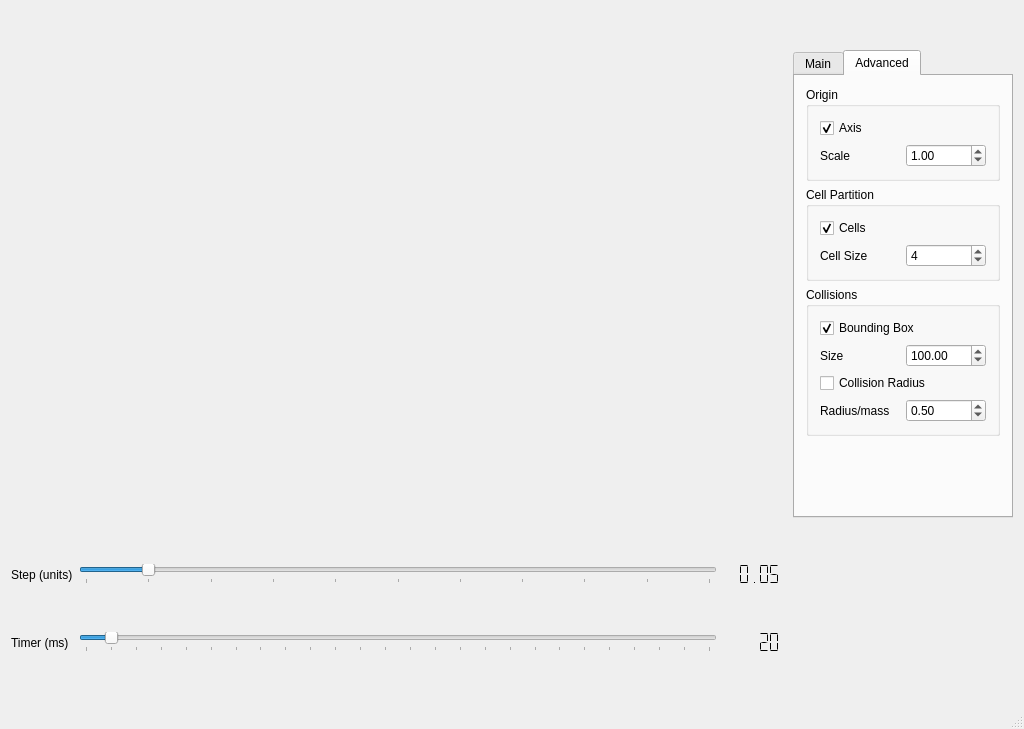
carlospzlz/crowdsimulator, file CrowdSimulator/ui/MainWindow.ui: the form before one commit.
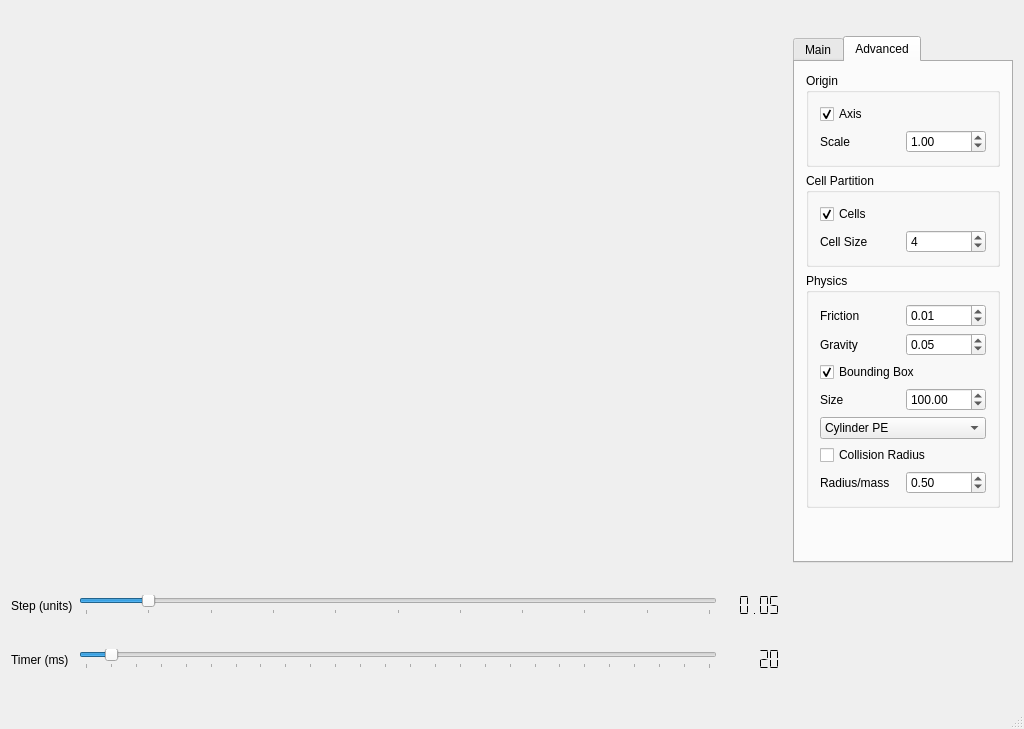
The form after the commit. The open tabs and pages were chosen to show the change.

Commit message: got the sphere collisions and the zoombies!

What changed in the file:
```diff
--- a/CrowdSimulator/ui/MainWindow.ui
+++ b/CrowdSimulator/ui/MainWindow.ui
@@ -294,10 +294,31 @@
         <item row="2" column="0">
          <widget class="QGroupBox" name="collisionsGroupBox">
           <property name="title">
-           <string>Collisions</string>
+           <string>Physics</string>
           </property>
           <layout class="QGridLayout" name="gridLayout_7">
-           <item row="6" column="0">
+           <item row="0" column="0">
+            <widget class="QLabel" name="label_8">
+             <property name="text">
+              <string>Friction</string>
+             </property>
+            </widget>
+           </item>
+           <item row="4" column="0" colspan="2">
+            <widget class="QComboBox" name="s_physicsEngine">
+             <item>
+              <property name="text">
+               <string>Cylinder PE</string>
+              </property>
+             </item>
+             <item>
+              <property name="text">
+               <string>Sphere PE</string>
+              </property>
+             </item>
+            </widget>
+           </item>
+           <item row="7" column="0">
             <widget class="QLabel" name="label_4">
              <property name="sizePolicy">
               <sizepolicy hsizetype="Minimum" vsizetype="Preferred">
@@ -310,7 +331,7 @@
              </property>
             </widget>
            </item>
-           <item row="6" column="1">
+           <item row="7" column="1">
             <widget class="QDoubleSpinBox" name="s_radiusMass">
              <property name="sizePolicy">
               <sizepolicy hsizetype="Minimum" vsizetype="Fixed">
@@ -349,8 +370,8 @@
              </property>
             </widget>
            </item>
-           <item row="4" column="0" colspan="2">
-            <widget class="QCheckBox" name="s_drawBoundingSphere">
+           <item row="5" column="0" colspan="2">
+            <widget class="QCheckBox" name="s_drawCollisionRadius">
              <property name="text">
               <string>Collision Radius</string>
              </property>
@@ -366,6 +387,39 @@
              </property>
             </widget>
            </item>
+           <item row="1" column="1">
+            <widget class="QDoubleSpinBox" name="s_gravityValue">
+             <property name="maximum">
+              <double>10.000000000000000</double>
+             </property>
+             <property name="singleStep">
+              <double>0.010000000000000</double>
+             </property>
+             <property name="value">
+              <double>0.050000000000000</double>
+             </property>
+            </widget>
+           </item>
+           <item row="0" column="1">
+            <widget class="QDoubleSpinBox" name="s_frictionValue">
+             <property name="maximum">
+              <double>10.000000000000000</double>
+             </property>
+             <property name="singleStep">
+              <double>0.010000000000000</double>
+             </property>
+             <property name="value">
+              <double>0.010000000000000</double>
+             </property>
+            </widget>
+           </item>
+           <item row="1" column="0">
+            <widget class="QLabel" name="label_9">
+             <property name="text">
+              <string>Gravity</string>
+             </property>
+            </widget>
+           </item>
           </layout>
          </widget>
         </item>
```
Left out of the diff: 48 changed lines with no effect on the pictures. The commit also changes 20 other files.
